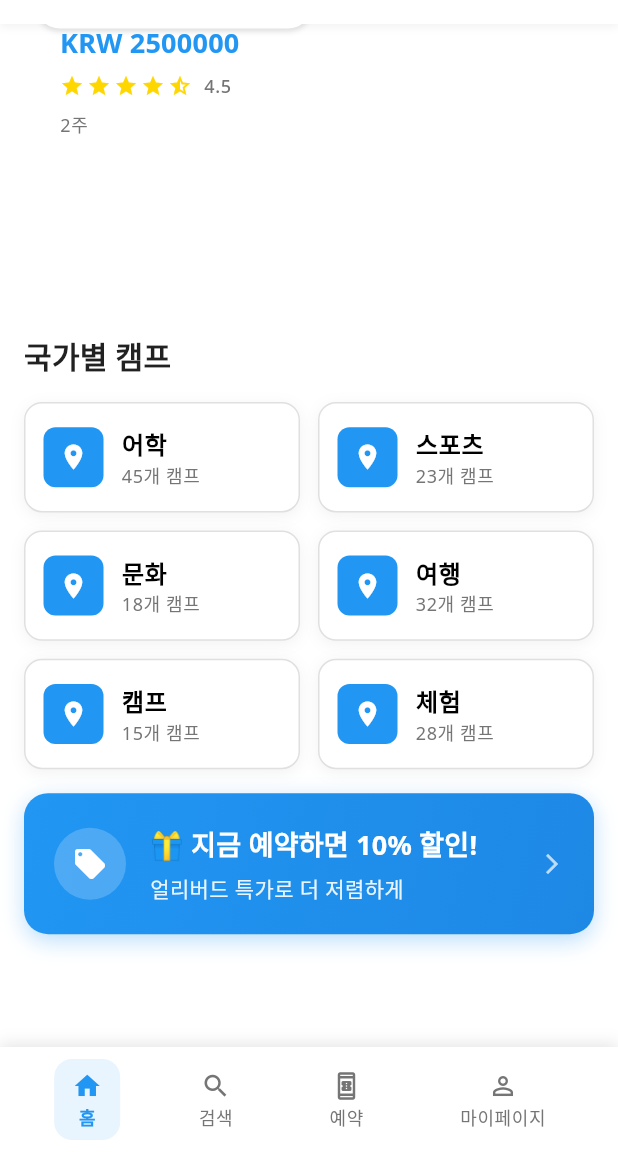
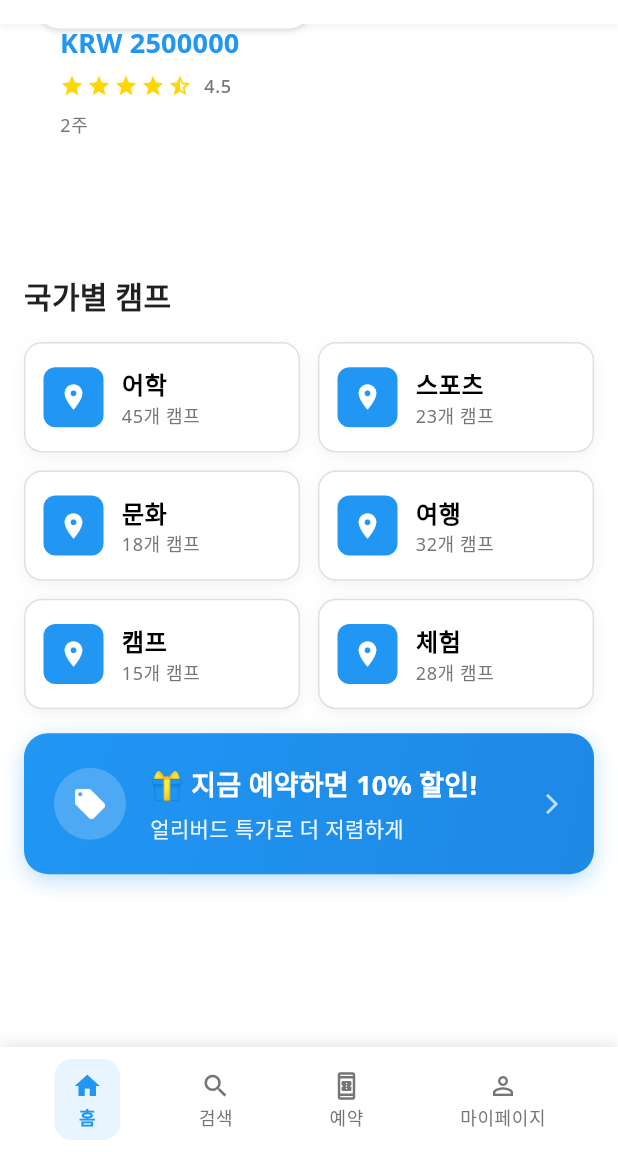
Before and after one commit to LatisAhn/edu-mart, a Flutter app: the screen it shows after launch, scrolled down 1011 dp, on a phone screen of 412 x 824 dp, the part 84-1236 px from its top. Run offline on Flutter 3.47's test engine with Material 3 defaults, Android fonts, the phone set to English and light mode, and no system bars; our stand-ins replace cached_network_image, connectivity_plus, google_fonts, shared_preferences, shimmer; accounts and stored records are empty; network calls fail.

Commit message:
Adjust spacing between AI Recommended Camps and Country Categories to 140px

```diff
--- a/lib/features/home/presentation/pages/home_page.dart
+++ b/lib/features/home/presentation/pages/home_page.dart
@@ -61,7 +61,7 @@ class _HomePageState extends State<HomePage> with TickerProviderStateMixin {
                     children: [
                       _buildHeroBanner(context),
                       _buildRecommendedSection(context),
-                      const SizedBox(height: 180), // AI 추천 캠프와 국가별 캠프 사이 간격
+                      const SizedBox(height: 140), // AI 추천 캠프와 국가별 캠프 사이 간격
                       _buildCategorySection(context),
                       _buildCampListSection(context),
                       _buildPromotionBanner(context),
```
Also changed, not shown: 3 other files.
